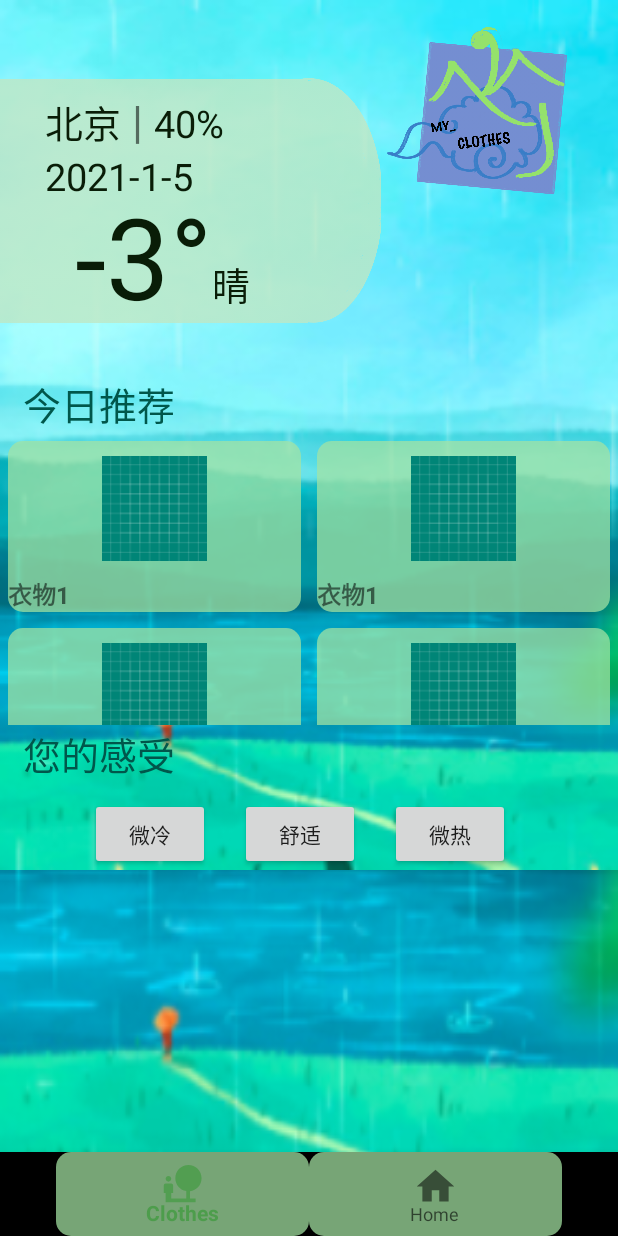
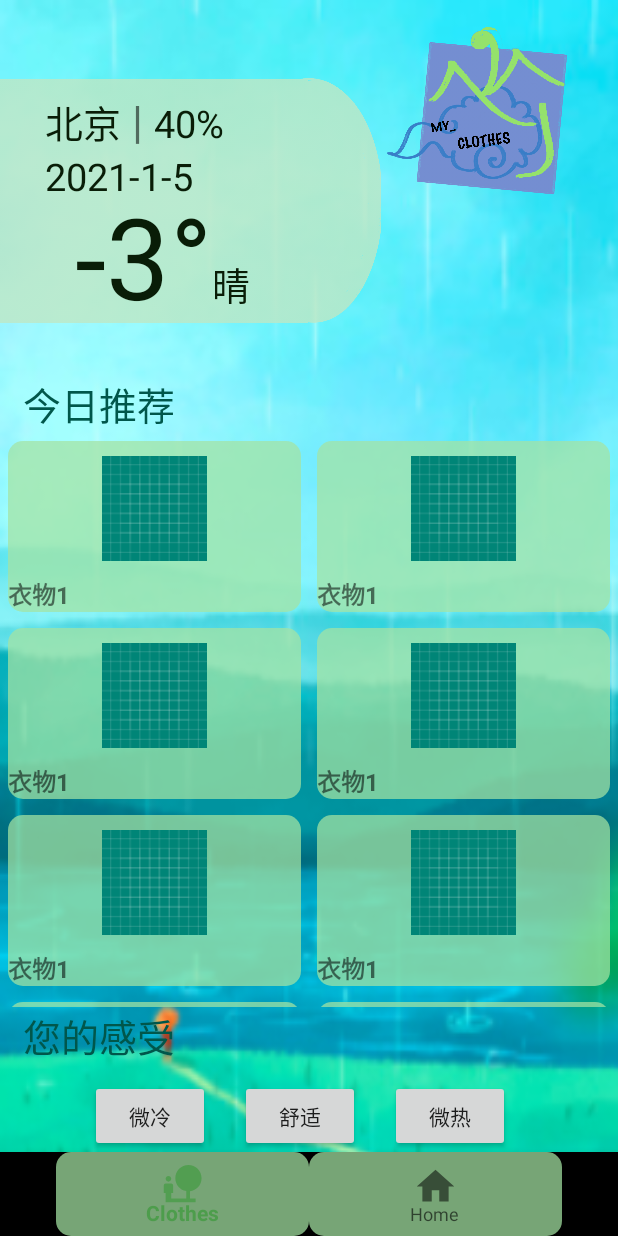
Before and after one commit to peppaaha/clothes, an Android app: the screen it shows after launch (MainActivity), on a phone screen of 412 x 824 dp. Run offline under Robolectric (Android 15) with nearby library versions, the phone set to English and light mode, and no system bars; our stand-ins replace navigation-ui.

```diff
--- a/app/src/main/res/layout/activity_main.xml
+++ b/app/src/main/res/layout/activity_main.xml
@@ -27,8 +27,9 @@
         android:id="@+id/fragment"
         android:name="androidx.navigation.fragment.NavHostFragment"
         android:layout_width="match_parent"
-        android:layout_height="580dp"
+        android:layout_height="0dp"
         app:defaultNavHost="true"
+        app:layout_constraintHorizontal_weight="1"
         app:layout_constraintBottom_toTopOf="@id/bottomNavigationView"
         app:layout_constraintHorizontal_bias="0.0"
         app:layout_constraintLeft_toLeftOf="parent"
--- a/app/src/main/res/layout/st_fragment.xml
+++ b/app/src/main/res/layout/st_fragment.xml
@@ -3,8 +3,6 @@
 <RelativeLayout xmlns:android="http://schemas.android.com/apk/res/android"
 
     android:id="@+id/background"
-
-    android:background="@drawable/rain"
 
     android:orientation="vertical"
 
```
